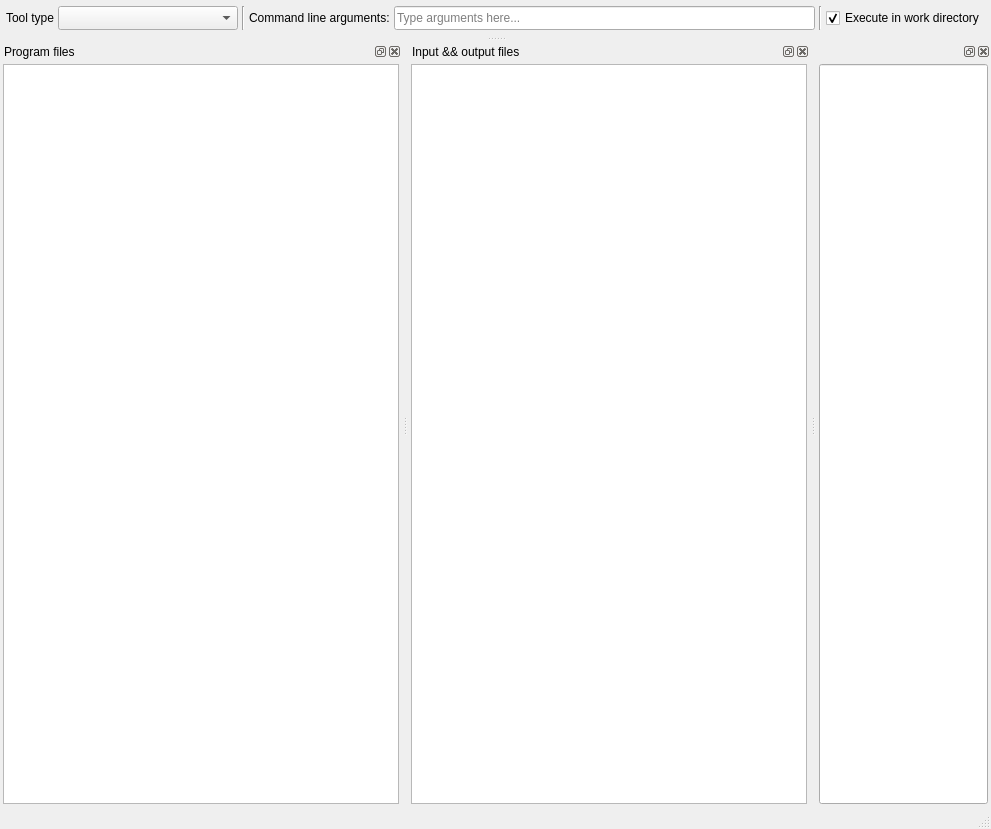
Qt form spine_items/tool/ui/tool_specification_form.ui (spine-tools/spine-items) before a commit.
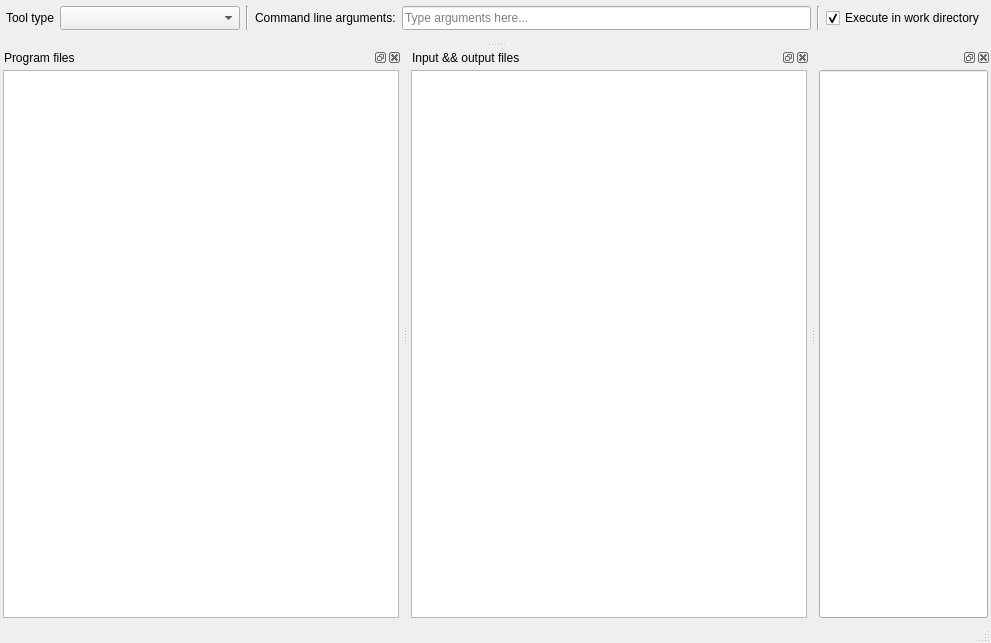
The same form after that commit. Icons and pictures are not drawn. Custom widgets are drawn as their Qt base class.

Diff of the .ui file:
```diff
--- a/spine_items/tool/ui/tool_specification_form.ui
+++ b/spine_items/tool/ui/tool_specification_form.ui
@@ -19,7 +19,7 @@
     <x>0</x>
     <y>0</y>
     <width>991</width>
-    <height>829</height>
+    <height>643</height>
    </rect>
   </property>
   <property name="windowTitle">
@@ -35,9 +35,9 @@
      <verstretch>0</verstretch>
     </sizepolicy>
    </property>
-   <layout class="QHBoxLayout" name="horizontalLayout_7">
+   <layout class="QVBoxLayout" name="verticalLayout_3">
     <property name="spacing">
-     <number>4</number>
+     <number>6</number>
     </property>
     <property name="leftMargin">
      <number>6</number>
@@ -52,6 +52,8 @@
      <number>6</number>
     </property>
     <item>
+     <layout class="QHBoxLayout" name="horizontalLayout_2">
+      <item>
      <widget class="QLabel" name="label_tooltype">
       <property name="text">
        <string>Tool type</string>
@@ -132,7 +134,7 @@
      </widget>
     </item>
     <item>
-     <widget class="Line" name="line_2">
+       <widget class="Line" name="line_3">
       <property name="orientation">
        <enum>Qt::Vertical</enum>
       </property>
@@ -148,6 +150,18 @@
       </property>
       <property name="checked">
        <bool>true</bool>
+        </property>
+       </widget>
+      </item>
+     </layout>
+    </item>
+    <item>
+     <layout class="QHBoxLayout" name="horizontalLayout_options_placeholder"/>
+    </item>
+    <item>
+     <widget class="Line" name="line_2">
+      <property name="orientation">
+       <enum>Qt::Vertical</enum>
       </property>
      </widget>
     </item>
```
Lines whose indentation alone changed are shown as unchanged.
